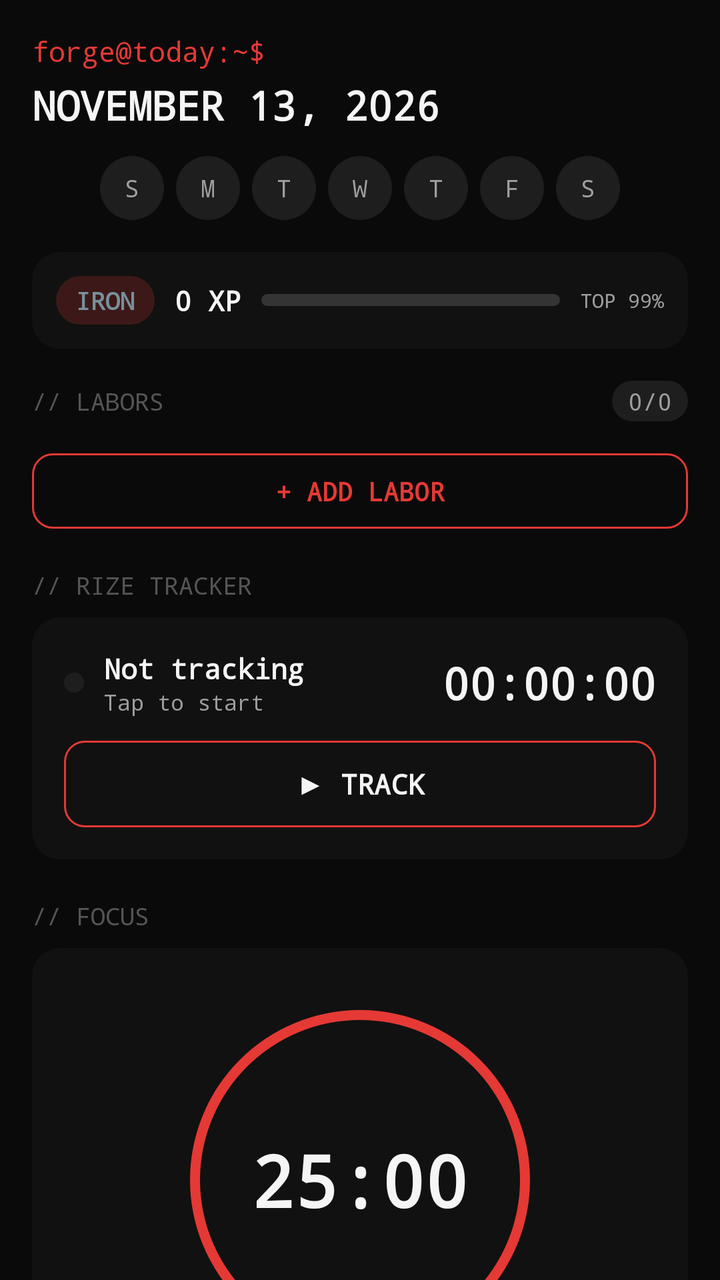
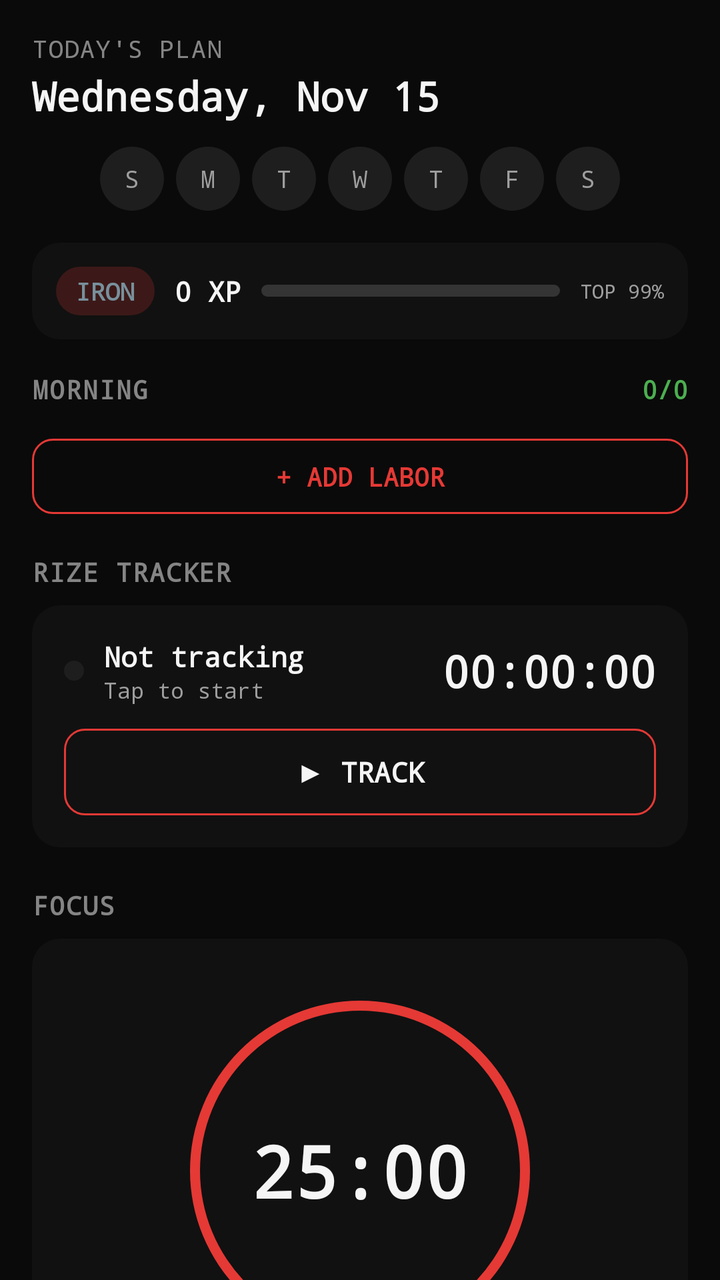

Screens rendered from an Android XML layout before and after an edit, with the pre-edit source and the edit as a unified diff.
<!-- AndroidManifest.xml: application theme Theme.Forge -->
<!-- res/layout/fragment_today.xml -->
<?xml version="1.0" encoding="utf-8"?>
<androidx.core.widget.NestedScrollView
    xmlns:android="http://schemas.android.com/apk/res/android"
    xmlns:app="http://schemas.android.com/apk/res-auto"
    android:layout_width="match_parent"
    android:layout_height="match_parent"
    android:background="#0A0A0A"
    android:fillViewport="true">

    <LinearLayout
        android:layout_width="match_parent"
        android:layout_height="wrap_content"
        android:orientation="vertical"
        android:padding="16dp">

        
        <TextView
            android:id="@+id/tv_terminal_prompt"
            android:layout_width="wrap_content"
            android:layout_height="wrap_content"
            android:text="forge@today:~$"
            android:textColor="#E53935"
            android:textSize="14sp"
            android:fontFamily="monospace"
            android:layout_marginBottom="4dp" />

        <TextView
            android:id="@+id/tv_date"
            android:layout_width="wrap_content"
            android:layout_height="wrap_content"
            android:text="NOVEMBER 13, 2026"
            android:textColor="#F5F5F5"
            android:textSize="20sp"
            android:fontFamily="monospace"
            android:textStyle="bold"
            android:layout_marginBottom="12dp" />

        
        <LinearLayout
            android:id="@+id/ll_day_dots"
            android:layout_width="match_parent"
            android:layout_height="wrap_content"
            android:orientation="horizontal"
            android:gravity="center"
            android:layout_marginBottom="16dp">

            <TextView
                android:id="@+id/dot_sun"
                android:layout_width="32dp"
                android:layout_height="32dp"
                android:text="S"
                android:textColor="#9E9E9E"
                android:textSize="12sp"
                android:fontFamily="monospace"
                android:gravity="center"
                android:background="@drawable/bg_day_dot"
                android:layout_marginEnd="6dp" />

            <TextView
                android:id="@+id/dot_mon"
                android:layout_width="32dp"
                android:layout_height="32dp"
                android:text="M"
                android:textColor="#9E9E9E"
                android:textSize="12sp"
                android:fontFamily="monospace"
                android:gravity="center"
                android:background="@drawable/bg_day_dot"
                android:layout_marginEnd="6dp" />

            <TextView
                android:id="@+id/dot_tue"
                android:layout_width="32dp"
                android:layout_height="32dp"
                android:text="T"
                android:textColor="#9E9E9E"
                android:textSize="12sp"
                android:fontFamily="monospace"
                android:gravity="center"
                android:background="@drawable/bg_day_dot"
                android:layout_marginEnd="6dp" />

            <TextView
                android:id="@+id/dot_wed"
                android:layout_width="32dp"
                android:layout_height="32dp"
                android:text="W"
                android:textColor="#9E9E9E"
                android:textSize="12sp"
                android:fontFamily="monospace"
                android:gravity="center"
                android:background="@drawable/bg_day_dot"
                android:layout_marginEnd="6dp" />

            <TextView
                android:id="@+id/dot_thu"
                android:layout_width="32dp"
                android:layout_height="32dp"
                android:text="T"
                android:textColor="#9E9E9E"
                android:textSize="12sp"
                android:fontFamily="monospace"
                android:gravity="center"
                android:background="@drawable/bg_day_dot"
                android:layout_marginEnd="6dp" />

            <TextView
                android:id="@+id/dot_fri"
                android:layout_width="32dp"
                android:layout_height="32dp"
                android:text="F"
                android:textColor="#9E9E9E"
                android:textSize="12sp"
                android:fontFamily="monospace"
                android:gravity="center"
                android:background="@drawable/bg_day_dot"
                android:layout_marginEnd="6dp" />

            <TextView
                android:id="@+id/dot_sat"
                android:layout_width="32dp"
                android:layout_height="32dp"
                android:text="S"
                android:textColor="#9E9E9E"
                android:textSize="12sp"
                android:fontFamily="monospace"
                android:gravity="center"
                android:background="@drawable/bg_day_dot" />
        </LinearLayout>

        
        <LinearLayout
            android:layout_width="match_parent"
            android:layout_height="wrap_content"
            android:orientation="horizontal"
            android:gravity="center_vertical"
            android:background="@drawable/bg_card"
            android:padding="12dp"
            android:layout_marginBottom="16dp">

            <TextView
                android:id="@+id/tv_rank_name"
                android:layout_width="wrap_content"
                android:layout_height="wrap_content"
                android:text="IRON"
                android:textColor="#78909C"
                android:textSize="12sp"
                android:fontFamily="monospace"
                android:textStyle="bold"
                android:background="@drawable/bg_pill_red"
                android:paddingHorizontal="10dp"
                android:paddingVertical="4dp" />

            <TextView
                android:id="@+id/tv_xp_amount"
                android:layout_width="wrap_content"
                android:layout_height="wrap_content"
                android:text="0 XP"
                android:textColor="#F5F5F5"
                android:textSize="14sp"
                android:fontFamily="monospace"
                android:textStyle="bold"
                android:layout_marginStart="10dp" />

            <ProgressBar
                android:id="@+id/pb_xp"
                style="@android:style/Widget.ProgressBar.Horizontal"
                android:layout_width="0dp"
                android:layout_height="6dp"
                android:layout_weight="1"
                android:layout_marginHorizontal="10dp"
                android:max="100"
                android:progress="0"
                android:progressDrawable="@drawable/bg_xp_progress" />

            <TextView
                android:id="@+id/tv_global_rank"
                android:layout_width="wrap_content"
                android:layout_height="wrap_content"
                android:text="TOP 99%"
                android:textColor="#9E9E9E"
                android:textSize="10sp"
                android:fontFamily="monospace" />
        </LinearLayout>

        
        <LinearLayout
            android:layout_width="match_parent"
            android:layout_height="wrap_content"
            android:orientation="horizontal"
            android:gravity="center_vertical"
            android:layout_marginBottom="8dp">

            <TextView
                android:layout_width="0dp"
                android:layout_height="wrap_content"
                android:layout_weight="1"
                android:text="// LABORS"
                android:textColor="#555555"
                android:textSize="12sp"
                android:fontFamily="monospace" />

            <TextView
                android:id="@+id/tv_labor_count"
                android:layout_width="wrap_content"
                android:layout_height="wrap_content"
                android:text="0/0"
                android:textColor="#9E9E9E"
                android:textSize="12sp"
                android:fontFamily="monospace"
                android:background="@drawable/bg_pill"
                android:paddingHorizontal="8dp"
                android:paddingVertical="2dp" />
        </LinearLayout>

        <androidx.recyclerview.widget.RecyclerView
            android:id="@+id/rv_labors"
            android:layout_width="match_parent"
            android:layout_height="wrap_content"
            android:nestedScrollingEnabled="false"
            android:layout_marginBottom="8dp" />

        
        <TextView
            android:id="@+id/btn_add_labor"
            android:layout_width="match_parent"
            android:layout_height="wrap_content"
            android:text="+ ADD LABOR"
            android:textColor="#E53935"
            android:textSize="13sp"
            android:fontFamily="monospace"
            android:textStyle="bold"
            android:gravity="center"
            android:background="@drawable/bg_button_outlined"
            android:paddingVertical="10dp"
            android:layout_marginBottom="20dp" />

        
        <TextView
            android:layout_width="wrap_content"
            android:layout_height="wrap_content"
            android:text="// RIZE TRACKER"
            android:textColor="#555555"
            android:textSize="12sp"
            android:fontFamily="monospace"
            android:layout_marginBottom="8dp" />

        <LinearLayout
            android:id="@+id/card_time_tracker"
            android:layout_width="match_parent"
            android:layout_height="wrap_content"
            android:orientation="vertical"
            android:background="@drawable/bg_card"
            android:padding="16dp"
            android:layout_marginBottom="20dp">

            <LinearLayout
                android:layout_width="match_parent"
                android:layout_height="wrap_content"
                android:orientation="horizontal"
                android:gravity="center_vertical"
                android:layout_marginBottom="12dp">

                <View
                    android:id="@+id/track_indicator"
                    android:layout_width="10dp"
                    android:layout_height="10dp"
                    android:background="@drawable/bg_day_dot"
                    android:layout_marginEnd="10dp" />

                <LinearLayout
                    android:layout_width="0dp"
                    android:layout_height="wrap_content"
                    android:layout_weight="1"
                    android:orientation="vertical">

                    <TextView
                        android:id="@+id/tv_track_category"
                        android:layout_width="wrap_content"
                        android:layout_height="wrap_content"
                        android:text="Not tracking"
                        android:textColor="#F5F5F5"
                        android:textSize="14sp"
                        android:fontFamily="monospace"
                        android:textStyle="bold" />

                    <TextView
                        android:id="@+id/tv_track_status"
                        android:layout_width="wrap_content"
                        android:layout_height="wrap_content"
                        android:text="Tap to start"
                        android:textColor="#9E9E9E"
                        android:textSize="11sp"
                        android:fontFamily="monospace" />
                </LinearLayout>

                <TextView
                    android:id="@+id/tv_track_duration"
                    android:layout_width="wrap_content"
                    android:layout_height="wrap_content"
                    android:text="00:00:00"
                    android:textColor="#F5F5F5"
                    android:textSize="22sp"
                    android:fontFamily="monospace"
                    android:textStyle="bold" />
            </LinearLayout>

            <TextView
                android:id="@+id/btn_track_toggle"
                android:layout_width="match_parent"
                android:layout_height="wrap_content"
                android:text="▶ TRACK"
                android:textColor="#F5F5F5"
                android:textSize="14sp"
                android:fontFamily="monospace"
                android:textStyle="bold"
                android:gravity="center"
                android:background="@drawable/bg_button_outlined"
                android:paddingVertical="12dp" />
        </LinearLayout>

        
        <TextView
            android:layout_width="wrap_content"
            android:layout_height="wrap_content"
            android:text="// FOCUS"
            android:textColor="#555555"
            android:textSize="12sp"
            android:fontFamily="monospace"
            android:layout_marginBottom="8dp" />

        <LinearLayout
            android:id="@+id/card_focus"
            android:layout_width="match_parent"
            android:layout_height="wrap_content"
            android:orientation="vertical"
            android:background="@drawable/bg_card"
            android:padding="16dp"
            android:gravity="center"
            android:layout_marginBottom="20dp">

            <FrameLayout
                android:layout_width="200dp"
                android:layout_height="200dp"
                android:layout_marginBottom="16dp">

                <ProgressBar
                    android:id="@+id/pb_focus_ring"
                    style="@android:style/Widget.ProgressBar.Horizontal"
                    android:layout_width="200dp"
                    android:layout_height="200dp"
                    android:max="100"
                    android:progress="0"
                    android:indeterminate="false"
                    android:progressDrawable="@drawable/bg_focus_ring" />

                <TextView
                    android:id="@+id/tv_focus_time"
                    android:layout_width="wrap_content"
                    android:layout_height="wrap_content"
                    android:layout_gravity="center"
                    android:text="25:00"
                    android:textColor="#F5F5F5"
                    android:textSize="36sp"
                    android:fontFamily="monospace"
                    android:textStyle="bold" />
            </FrameLayout>

            <TextView
                android:id="@+id/tv_focus_label"
                android:layout_width="wrap_content"
                android:layout_height="wrap_content"
                android:text="POMODORO"
                android:textColor="#9E9E9E"
                android:textSize="12sp"
                android:fontFamily="monospace"
                android:layout_marginBottom="12dp" />

            <LinearLayout
                android:layout_width="wrap_content"
                android:layout_height="wrap_content"
                android:orientation="horizontal"
                android:gravity="center">

                <ImageView
                    android:id="@+id/btn_focus_start"
                    android:layout_width="48dp"
                    android:layout_height="48dp"
                    android:src="@drawable/ic_play"
                    android:background="@drawable/bg_button_primary"
                    android:padding="12dp"
                    android:layout_marginEnd="12dp"
                    android:contentDescription="Start focus" />

                <ImageView
                    android:id="@+id/btn_focus_pause"
                    android:layout_width="48dp"
                    android:layout_height="48dp"
                    android:src="@drawable/ic_pause"
                    android:background="@drawable/bg_button_outlined"
                    android:padding="12dp"
                    android:layout_marginEnd="12dp"
                    android:visibility="gone"
                    android:contentDescription="Pause focus" />

                <ImageView
                    android:id="@+id/btn_focus_stop"
                    android:layout_width="48dp"
                    android:layout_height="48dp"
                    android:src="@drawable/ic_stop"
                    android:background="@drawable/bg_button_outlined"
                    android:padding="12dp"
                    android:contentDescription="Stop focus" />
            </LinearLayout>
        </LinearLayout>

        
        <TextView
            android:layout_width="wrap_content"
            android:layout_height="wrap_content"
            android:text="// STREAK"
            android:textColor="#555555"
            android:textSize="12sp"
            android:fontFamily="monospace"
            android:layout_marginBottom="8dp" />

        <LinearLayout
            android:id="@+id/card_streak"
            android:layout_width="match_parent"
            android:layout_height="wrap_content"
            android:orientation="vertical"
            android:background="@drawable/bg_card"
            android:padding="16dp"
            android:layout_marginBottom="20dp">

            <LinearLayout
                android:layout_width="match_parent"
                android:layout_height="wrap_content"
                android:orientation="horizontal"
                android:gravity="center_vertical"
                android:layout_marginBottom="12dp">

                <ImageView
                    android:layout_width="24dp"
                    android:layout_height="24dp"
                    android:src="@drawable/ic_streak_flame"
                    android:contentDescription="Streak" />

                <TextView
                    android:id="@+id/tv_streak_count"
                    android:layout_width="wrap_content"
                    android:layout_height="wrap_content"
                    android:text="0"
                    android:textColor="#FFB300"
                    android:textSize="28sp"
                    android:fontFamily="monospace"
                    android:textStyle="bold"
                    android:layout_marginStart="8dp" />

                <TextView
                    android:layout_width="wrap_content"
                    android:layout_height="wrap_content"
                    android:text=" day streak"
                    android:textColor="#9E9E9E"
                    android:textSize="14sp"
                    android:fontFamily="monospace" />
            </LinearLayout>

            
            <GridLayout
                android:id="@+id/grid_streak_calendar"
                android:layout_width="match_parent"
                android:layout_height="wrap_content"
                android:columnCount="7"
                android:rowCount="5"
                android:useDefaultMargins="true" />
        </LinearLayout>

        
        <TextView
            android:layout_width="wrap_content"
            android:layout_height="wrap_content"
            android:text="// SHIELD WALL"
            android:textColor="#555555"
            android:textSize="12sp"
            android:fontFamily="monospace"
            android:layout_marginBottom="8dp" />

        <LinearLayout
            android:id="@+id/card_shield"
            android:layout_width="match_parent"
            android:layout_height="wrap_content"
            android:orientation="vertical"
            android:background="@drawable/bg_terminal"
            android:padding="16dp"
            android:layout_marginBottom="24dp">

            <TextView
                android:id="@+id/tv_shield_text"
                android:layout_width="match_parent"
                android:layout_height="wrap_content"
                android:text="[ENFORCER] Hold the line. No retreat.\nEvery rep counts. Every minute matters.\nYou are forged in discipline."
                android:textColor="#E53935"
                android:textSize="14sp"
                android:fontFamily="monospace"
                android:lineSpacingMultiplier="1.4" />
        </LinearLayout>

    </LinearLayout>
</androidx.core.widget.NestedScrollView>
<!-- resources referenced by this layout -->
<resources>
  <!-- drawable bg_button_primary (drawable) -->
  <?xml version="1.0" encoding="utf-8"?>
  <ripple xmlns:android="http://schemas.android.com/apk/res/android"
      android:color="@color/red_light">
      <item>
          <shape android:shape="rectangle">
              <solid android:color="@color/red" />
              <corners android:radius="@dimen/radius_lg" />
          </shape>
      </item>
  </ripple>
  <!-- drawable bg_card (drawable) -->
  <?xml version="1.0" encoding="utf-8"?>
  <shape xmlns:android="http://schemas.android.com/apk/res/android"
      android:shape="rectangle">
      <solid android:color="@color/surface1" />
      <corners android:radius="@dimen/radius_xl" />
  </shape>
  <!-- drawable bg_day_dot (drawable) -->
  <?xml version="1.0" encoding="utf-8"?>
  <shape xmlns:android="http://schemas.android.com/apk/res/android"
      android:shape="oval">
      <solid android:color="@color/surface3" />
      <size
          android:width="@dimen/day_dot_size"
          android:height="@dimen/day_dot_size" />
  </shape>
  <!-- drawable bg_pill (drawable) -->
  <?xml version="1.0" encoding="utf-8"?>
  <shape xmlns:android="http://schemas.android.com/apk/res/android"
      android:shape="rectangle">
      <solid android:color="@color/surface3" />
      <corners android:radius="@dimen/radius_pill" />
  </shape>
  <!-- drawable bg_pill_red (drawable) -->
  <?xml version="1.0" encoding="utf-8"?>
  <shape xmlns:android="http://schemas.android.com/apk/res/android"
      android:shape="rectangle">
      <solid android:color="@color/red_alpha20" />
      <corners android:radius="@dimen/radius_pill" />
  </shape>
  <!-- drawable bg_terminal (drawable) -->
  <?xml version="1.0" encoding="utf-8"?>
  <shape xmlns:android="http://schemas.android.com/apk/res/android"
      android:shape="rectangle">
      <solid android:color="@color/bg" />
      <stroke
          android:width="1dp"
          android:color="@color/surface3" />
      <corners android:radius="@dimen/radius_lg" />
  </shape>
  <!-- drawable ic_pause (drawable) -->
  <?xml version="1.0" encoding="utf-8"?>
  <vector xmlns:android="http://schemas.android.com/apk/res/android"
      android:width="24dp"
      android:height="24dp"
      android:viewportWidth="24"
      android:viewportHeight="24">
      <path
          android:fillColor="#FFFFFF"
          android:pathData="M6,19h4V5H6V19zM14,5v14h4V5H14z" />
  </vector>
  <!-- drawable ic_play (drawable) -->
  <?xml version="1.0" encoding="utf-8"?>
  <vector xmlns:android="http://schemas.android.com/apk/res/android"
      android:width="24dp"
      android:height="24dp"
      android:viewportWidth="24"
      android:viewportHeight="24">
      <path
          android:fillColor="#FFFFFF"
          android:pathData="M8,5v14l11,-7z" />
  </vector>
  <!-- drawable ic_stop (drawable) -->
  <?xml version="1.0" encoding="utf-8"?>
  <vector xmlns:android="http://schemas.android.com/apk/res/android"
      android:width="24dp"
      android:height="24dp"
      android:viewportWidth="24"
      android:viewportHeight="24">
      <path
          android:fillColor="#FFFFFF"
          android:pathData="M6,6h12v12H6z" />
  </vector>
  <color name="red_alpha20">#33E53935</color>
  <color name="transparent">#00000000</color>
  <color name="red">#FFE53935</color>
  <dimen name="radius_lg">10dp</dimen>
  <color name="red_light">#FFFF5252</color>
  <color name="surface1">#FF111111</color>
  <dimen name="radius_xl">14dp</dimen>
  <color name="surface3">#FF1E1E1E</color>
  <dimen name="day_dot_size">32dp</dimen>
  <dimen name="radius_pill">50dp</dimen>
  <color name="bg">#FF0A0A0A</color>
  <color name="red_alpha30">#4DE53935</color>
  <color name="white">#FFFFFFFF</color>
  <color name="fg">#FFF5F5F5</color>
  <color name="surface2">#FF171717</color>
  <color name="fg2">#FF9E9E9E</color>
  <color name="fg3">#FF555555</color>
  <!-- unchanged entries left out for length: 5 -->
</resources>

<!-- the commit's change to res/layout/fragment_today.xml (unified diff, before → after) -->
@@ -18,20 +18,19 @@
             android:id="@+id/tv_terminal_prompt"
             android:layout_width="wrap_content"
             android:layout_height="wrap_content"
-            android:text="forge@today:~$"
-            android:textColor="#E53935"
-            android:textSize="14sp"
-            android:fontFamily="monospace"
-            android:layout_marginBottom="4dp" />
+            android:text="TODAY'S PLAN"
+            android:textColor="#80FFFFFF"
+            android:textSize="12sp"
+            android:letterSpacing="0.05"
+            android:layout_marginBottom="2dp" />
 
         <TextView
             android:id="@+id/tv_date"
             android:layout_width="wrap_content"
             android:layout_height="wrap_content"
-            android:text="NOVEMBER 13, 2026"
+            android:text="Wednesday, Nov 15"
             android:textColor="#F5F5F5"
             android:textSize="20sp"
-            android:fontFamily="monospace"
             android:textStyle="bold"
             android:layout_marginBottom="12dp" />
 
@@ -195,22 +194,21 @@
                 android:layout_width="0dp"
                 android:layout_height="wrap_content"
                 android:layout_weight="1"
-                android:text="// LABORS"
-                android:textColor="#555555"
-                android:textSize="12sp"
-                android:fontFamily="monospace" />
+                android:text="MORNING"
+                android:textColor="#80FFFFFF"
+                android:textSize="13sp"
+                android:textStyle="bold"
+                android:letterSpacing="0.05"
+                android:drawablePadding="6dp" />
 
             <TextView
                 android:id="@+id/tv_labor_count"
                 android:layout_width="wrap_content"
                 android:layout_height="wrap_content"
                 android:text="0/0"
-                android:textColor="#9E9E9E"
-                android:textSize="12sp"
-                android:fontFamily="monospace"
-                android:background="@drawable/bg_pill"
-                android:paddingHorizontal="8dp"
-                android:paddingVertical="2dp" />
+                android:textColor="#4CAF50"
+                android:textSize="13sp"
+                android:textStyle="bold" />
         </LinearLayout>
 
         <androidx.recyclerview.widget.RecyclerView
@@ -239,10 +237,11 @@
         <TextView
             android:layout_width="wrap_content"
             android:layout_height="wrap_content"
-            android:text="// RIZE TRACKER"
-            android:textColor="#555555"
-            android:textSize="12sp"
-            android:fontFamily="monospace"
+            android:text="RIZE TRACKER"
+            android:textColor="#80FFFFFF"
+            android:textSize="13sp"
+            android:textStyle="bold"
+            android:letterSpacing="0.05"
             android:layout_marginBottom="8dp" />
 
         <LinearLayout
@@ -323,10 +322,11 @@
         <TextView
             android:layout_width="wrap_content"
             android:layout_height="wrap_content"
-            android:text="// FOCUS"
-            android:textColor="#555555"
-            android:textSize="12sp"
-            android:fontFamily="monospace"
+            android:text="FOCUS"
+            android:textColor="#80FFFFFF"
+            android:textSize="13sp"
+            android:textStyle="bold"
+            android:letterSpacing="0.05"
             android:layout_marginBottom="8dp" />
 
         <LinearLayout
@@ -418,10 +418,11 @@
         <TextView
             android:layout_width="wrap_content"
             android:layout_height="wrap_content"
-            android:text="// STREAK"
-            android:textColor="#555555"
-            android:textSize="12sp"
-            android:fontFamily="monospace"
+            android:text="STREAK"
+            android:textColor="#80FFFFFF"
+            android:textSize="13sp"
+            android:textStyle="bold"
+            android:letterSpacing="0.05"
             android:layout_marginBottom="8dp" />
 
         <LinearLayout
@@ -480,10 +481,11 @@
         <TextView
             android:layout_width="wrap_content"
             android:layout_height="wrap_content"
-            android:text="// SHIELD WALL"
-            android:textColor="#555555"
-            android:textSize="12sp"
-            android:fontFamily="monospace"
+            android:text="SHIELD WALL"
+            android:textColor="#80FFFFFF"
+            android:textSize="13sp"
+            android:textStyle="bold"
+            android:letterSpacing="0.05"
             android:layout_marginBottom="8dp" />
 
         <LinearLayout
<!-- resource entries referenced after the edit -->
@@ -26,13 +26,6 @@
       <size
           android:width="@dimen/day_dot_size"
           android:height="@dimen/day_dot_size" />
-  </shape>
-  <!-- drawable bg_pill (drawable) -->
-  <?xml version="1.0" encoding="utf-8"?>
-  <shape xmlns:android="http://schemas.android.com/apk/res/android"
-      android:shape="rectangle">
-      <solid android:color="@color/surface3" />
-      <corners android:radius="@dimen/radius_pill" />
   </shape>
   <!-- drawable bg_pill_red (drawable) -->
   <?xml version="1.0" encoding="utf-8"?>
